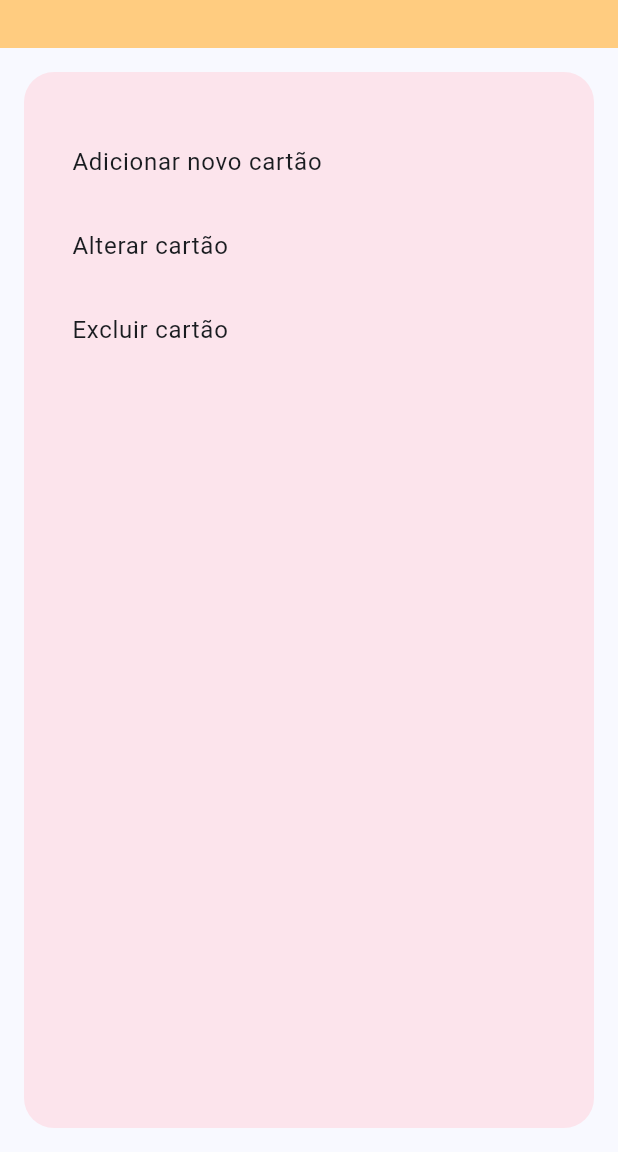
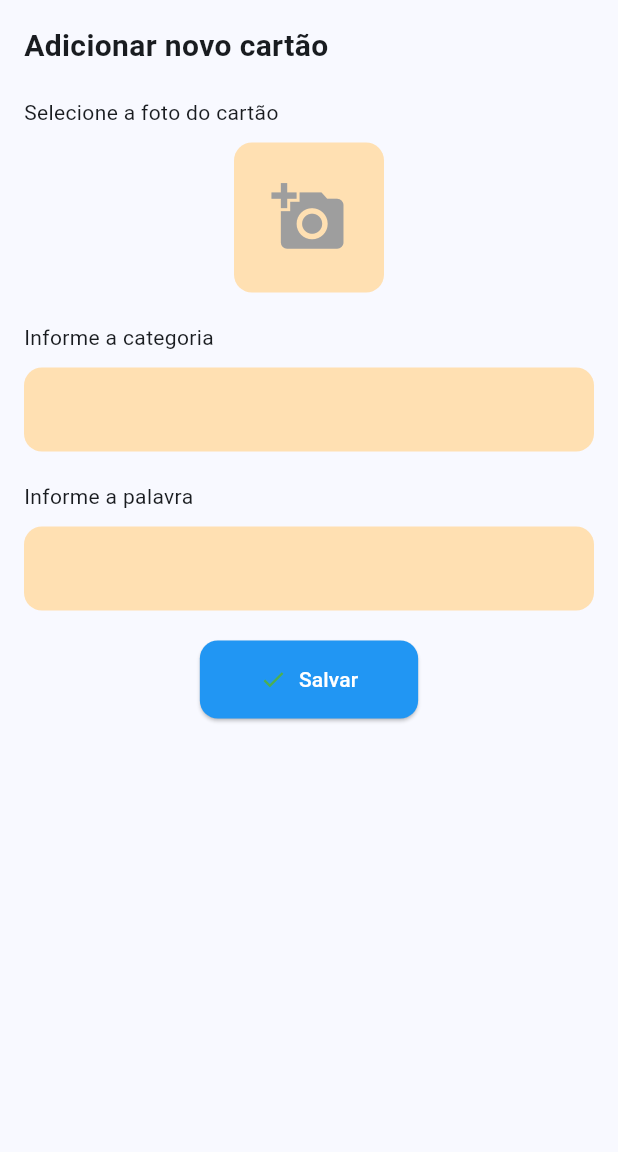
Before and after one commit to so-tha/Alfabetizando, a Flutter app: the CardconfigScreen screen opened directly, after a tap on "Adicionar novo cartão", on a phone screen of 412 x 824 dp, the part 84-1236 px from its top. Run offline on Flutter 3.47's test engine with Material 3 defaults, Android fonts, the phone set to English and light mode, and no system bars; our stand-ins replace audioplayers, file_picker, flutter_dotenv, google_fonts, google_sign_in, hive and 5 more; missing offline and left inert: flutter_sound; accounts and stored records are empty; Roboto replaces fonts that are missing (CustomFont).

Commit message:
fix: config dos cartões está pronta, sem a logica ainda

```diff
--- a/lib/src/pages/font_page.dart
+++ b/lib/src/pages/font_page.dart
@@ -3,6 +3,8 @@ import 'package:alfabetizando_tcc/src/widgets/standard_size.dart';
 import 'package:flutter/material.dart';
 
 class FontScreen extends StatelessWidget {
+  const FontScreen({super.key});
+
   @override
   Widget build(BuildContext context) {
     return Scaffold(
--- a/lib/src/pages/intern_cards.dart
+++ b/lib/src/pages/intern_cards.dart
@@ -9,7 +9,7 @@ import 'package:hive_flutter/hive_flutter.dart';
 class CardsInternosPage extends StatefulWidget {
   final Box box;
   final int categoryId;
-  late final String categoryName;
+  String categoryName;
 
   CardsInternosPage({
     super.key,
--- /dev/null
+++ b/lib/src/widgets/add_card.dart
@@ -0,0 +1,140 @@
+import 'package:flutter/material.dart';
+import 'package:image_picker/image_picker.dart';
+import 'dart:io';
+
+class AddCard extends StatefulWidget {
+  @override
+  _AddCardState createState() => _AddCardState();
+}
+
+class _AddCardState extends State<AddCard> {
+  File? _selectedImage;
+
+  Future<void> _pickImage() async {
+    final picker = ImagePicker();
+    final pickedFile = await picker.pickImage(source: ImageSource.gallery);
+    if (pickedFile != null) {
+      setState(() {
+        _selectedImage = File(pickedFile.path);
+      });
+    }
+  }
+
+  @override
+  Widget build(BuildContext context) {
+    return Scaffold(
+      appBar: AppBar(
+        title: const Text('Cartões'),
+        backgroundColor: Colors.orange.shade200,
+        leading: IconButton(
+          icon: const Icon(Icons.arrow_back),
+          onPressed: () {
+            Navigator.of(context).pop();
+          },
+        ),
+      ),
+      body: SingleChildScrollView(
+        child: Padding(
+          padding: const EdgeInsets.all(16.0),
+          child: Column(
+            crossAxisAlignment: CrossAxisAlignment.start,
+            children: [
+              const Text(
+                'Adicionar novo cartão',
+                style: TextStyle(
+                  fontSize: 20,
+                  fontWeight: FontWeight.bold,
+                ),
+              ),
+              const SizedBox(height: 20),
+              const Text('Selecione a foto do cartão'),
+              const SizedBox(height: 10),
+              Center(
+                child: GestureDetector(
+                  onTap: _pickImage,
+                  child: _selectedImage != null
+                      ? ClipRRect(
+                          borderRadius: BorderRadius.circular(12),
+                          child: Image.file(
+                            _selectedImage!,
+                            width: 100,
+                            height: 100,
+                            fit: BoxFit.cover,
+                          ),
+                        )
+                      : Container(
+                          width: 100,
+                          height: 100,
+                          decoration: BoxDecoration(
+                            color: Colors.orange.shade100,
+                            borderRadius: BorderRadius.circular(12),
+                          ),
+                          child: const Icon(
+                            Icons.add_a_photo,
+                            size: 50,
+                            color: Colors.grey,
+                          ),
+                        ),
+                ),
+              ),
+              const SizedBox(height: 20),
+              const Text('Informe a categoria'),
+              const SizedBox(height: 10),
+              TextFormField(
+                decoration: InputDecoration(
+                  filled: true,
+                  fillColor: Colors.orange.shade100,
+                  border: OutlineInputBorder(
+                    borderRadius: BorderRadius.circular(12),
+                    borderSide: BorderSide.none,
+                  ),
+                ),
+              ),
+              const SizedBox(height: 20),
+              const Text('Informe a palavra'),
+              const SizedBox(height: 10),
+              TextFormField(
+                decoration: InputDecoration(
+                  filled: true,
+                  fillColor: Colors.orange.shade100,
+                  border: OutlineInputBorder(
+                    borderRadius: BorderRadius.circular(12),
+                    borderSide: BorderSide.none,
+                  ),
+                ),
+              ),
+              const SizedBox(height: 20),
+              Center(
+                child: ElevatedButton.icon(
+                  onPressed: () {
+                    // supabase entra aqui
+                  },
+                  style: ElevatedButton.styleFrom(
+                    backgroundColor: Colors.blue,
+                    shape: RoundedRectangleBorder(
+                      borderRadius: BorderRadius.circular(12),
+                    ),
+                    padding: const EdgeInsets.symmetric(
+                      horizontal: 40,
+                      vertical: 16,
+                    ),
+                  ),
+                  icon: const Icon(
+                    Icons.check,
+                    color: Colors.green,
+                  ),
+                  label: const Text(
+                    'Salvar',
+                    style: TextStyle(
+                      color: Colors.white,
+                    ),
+                  ),
+                ),
+              ),
+            ],
+          ),
+        ),
+      ),
+    );
+  }
+}
```
Also changed, not shown: lib/src/models/intern.dart (+8 -3 lines), lib/src/pages/card_config.dart (+24 -3 lines), lib/src/widgets/ alter_card.dart (added, +110 -0 lines), lib/src/widgets/delete_card.dart (added, +95 -0 lines), lib/src/widgets/font_define.dart (+0 -14 lines), lib/src/widgets/standard_size.dart (+10 -2 lines).
